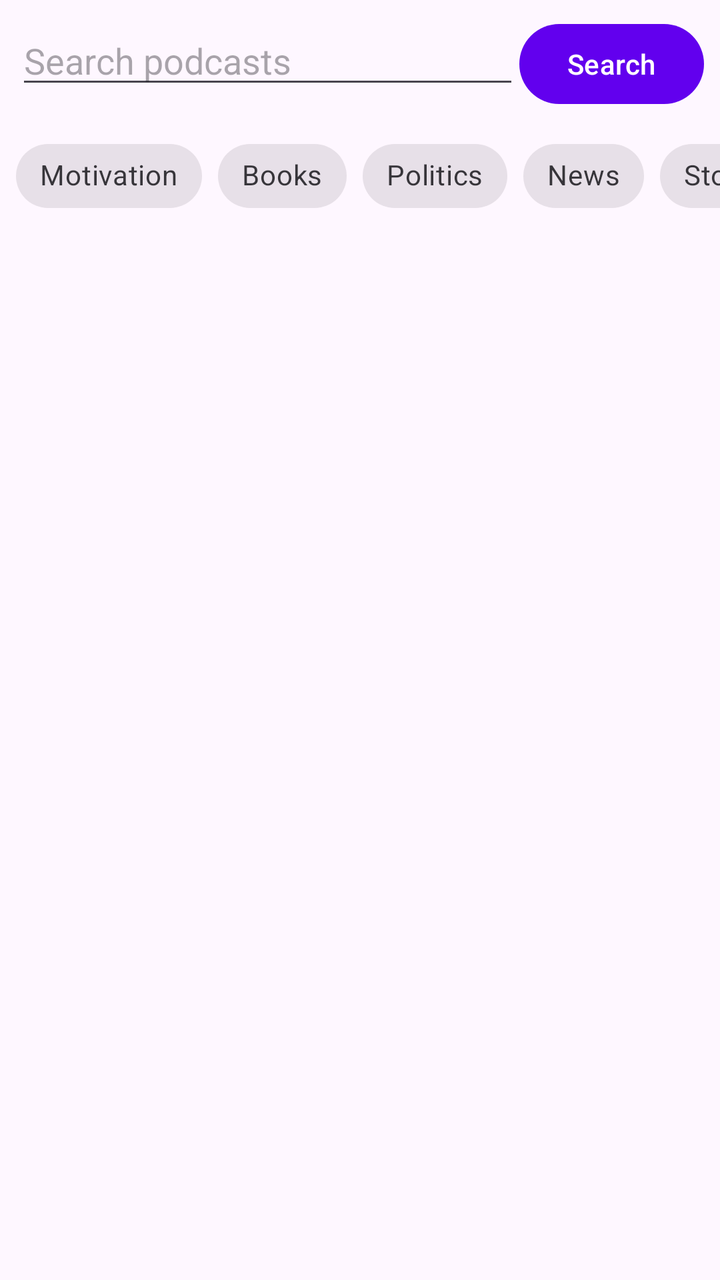
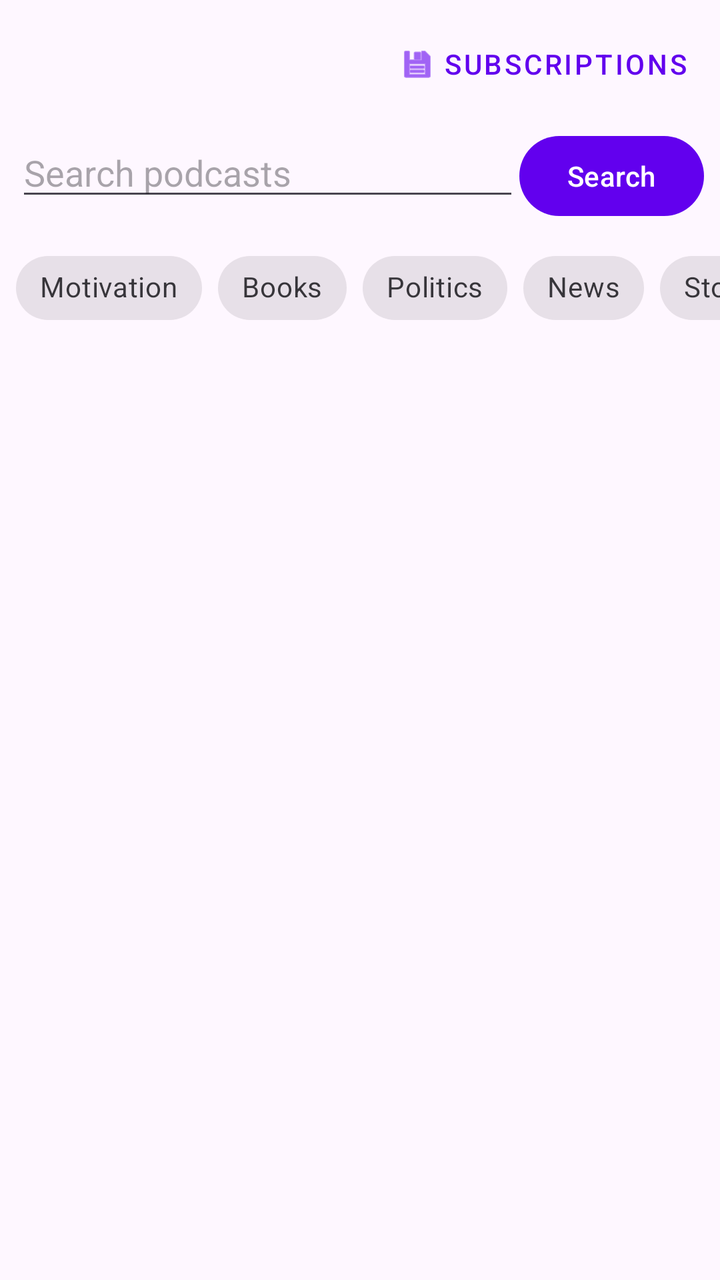

Two renders of the same Android screen: before a commit and after it. Below are the layout's source before the change and the commit's diff.
<!-- AndroidManifest.xml: application theme Theme.PodNiche -->
<!-- res/layout/activity_main.xml -->
<?xml version="1.0" encoding="utf-8"?>
<androidx.constraintlayout.widget.ConstraintLayout xmlns:android="http://schemas.android.com/apk/res/android"
    xmlns:app="http://schemas.android.com/apk/res-auto"
    xmlns:tools="http://schemas.android.com/tools"
    android:id="@+id/main"
    android:layout_width="match_parent"
    android:layout_height="match_parent"
    tools:context=".MainActivity">

    <LinearLayout
        android:id="@+id/search_bar"
        android:layout_width="0dp"
        android:layout_height="wrap_content"
        android:orientation="horizontal"
        android:padding="8dp"
        app:layout_constraintEnd_toEndOf="parent"
        app:layout_constraintStart_toStartOf="parent"
        app:layout_constraintTop_toTopOf="parent">

        <EditText
            android:id="@+id/search_edit_text"
            android:layout_width="0dp"
            android:layout_height="wrap_content"
            android:layout_weight="1"
            android:hint="@string/search_hint"
            android:inputType="text" />

        <Button
            android:id="@+id/search_button"
            android:layout_width="wrap_content"
            android:layout_height="wrap_content"
            android:text="@string/search_button" />

    </LinearLayout>

    <HorizontalScrollView
        android:id="@+id/category_scroll_view"
        android:layout_width="0dp"
        android:layout_height="wrap_content"
        android:scrollbars="none"
        app:layout_constraintEnd_toEndOf="parent"
        app:layout_constraintStart_toStartOf="parent"
        app:layout_constraintTop_toBottomOf="@id/search_bar">

        <com.google.android.material.chip.ChipGroup
            android:id="@+id/category_chip_group"
            android:layout_width="wrap_content"
            android:layout_height="wrap_content"
            android:paddingHorizontal="8dp"
            app:singleLine="true"
            app:singleSelection="true">

            <com.google.android.material.chip.Chip
                android:id="@+id/chip_motivation"
                style="@style/Widget.MaterialComponents.Chip.Choice"
                android:layout_width="wrap_content"
                android:layout_height="wrap_content"
                android:text="@string/cat_motivation" />

            <com.google.android.material.chip.Chip
                android:id="@+id/chip_books"
                style="@style/Widget.MaterialComponents.Chip.Choice"
                android:layout_width="wrap_content"
                android:layout_height="wrap_content"
                android:text="@string/cat_books" />

            <com.google.android.material.chip.Chip
                android:id="@+id/chip_politics"
                style="@style/Widget.MaterialComponents.Chip.Choice"
                android:layout_width="wrap_content"
                android:layout_height="wrap_content"
                android:text="@string/cat_politics" />

            <com.google.android.material.chip.Chip
                android:id="@+id/chip_news"
                style="@style/Widget.MaterialComponents.Chip.Choice"
                android:layout_width="wrap_content"
                android:layout_height="wrap_content"
                android:text="@string/cat_news" />

            <com.google.android.material.chip.Chip
                android:id="@+id/chip_stocks"
                style="@style/Widget.MaterialComponents.Chip.Choice"
                android:layout_width="wrap_content"
                android:layout_height="wrap_content"
                android:text="@string/cat_stocks" />

            <com.google.android.material.chip.Chip
                android:id="@+id/chip_crypto"
                style="@style/Widget.MaterialComponents.Chip.Choice"
                android:layout_width="wrap_content"
                android:layout_height="wrap_content"
                android:text="@string/cat_crypto" />

        </com.google.android.material.chip.ChipGroup>

    </HorizontalScrollView>

    <androidx.recyclerview.widget.RecyclerView
        android:id="@+id/podcast_recycler_view"
        android:layout_width="0dp"
        android:layout_height="0dp"
        app:layoutManager="androidx.recyclerview.widget.LinearLayoutManager"
        app:layout_constraintBottom_toBottomOf="parent"
        app:layout_constraintEnd_toEndOf="parent"
        app:layout_constraintStart_toStartOf="parent"
        app:layout_constraintTop_toBottomOf="@id/category_scroll_view" />

</androidx.constraintlayout.widget.ConstraintLayout>
<!-- resources referenced by this layout -->
<resources>
  <string name="cat_books">Books</string>
  <string name="cat_crypto">Crypto</string>
  <string name="cat_motivation">Motivation</string>
  <string name="cat_news">News</string>
  <string name="cat_politics">Politics</string>
  <string name="cat_stocks">Stocks</string>
  <string name="search_button">Search</string>
  <string name="search_hint">Search podcasts</string>
  <style name="Theme.PodNiche" parent="Base.Theme.PodNiche" />
  <style name="Base.Theme.PodNiche" parent="Theme.Material3.DayNight.NoActionBar">
          
          <item name="colorPrimary">@color/colorPrimary</item>
          <item name="colorPrimaryDark">@color/colorPrimaryDark</item>
          <item name="colorAccent">@color/colorAccent</item>
      </style>
  <color name="colorPrimary">#6200EE</color>
  <color name="colorPrimaryDark">#3700B3</color>
  <color name="colorAccent">#03DAC5</color>
</resources>

<!-- the commit's change to res/layout/activity_main.xml (unified diff, before → after) -->
@@ -7,6 +7,17 @@
     android:layout_height="match_parent"
     tools:context=".MainActivity">
 
+    <com.google.android.material.button.MaterialButton
+        android:id="@+id/subscriptions_button"
+        style="@style/Widget.MaterialComponents.Button.TextButton"
+        android:layout_width="wrap_content"
+        android:layout_height="wrap_content"
+        android:layout_margin="8dp"
+        android:text="@string/subscriptions"
+        app:icon="@android:drawable/ic_menu_save"
+        app:layout_constraintEnd_toEndOf="parent"
+        app:layout_constraintTop_toTopOf="parent" />
+
     <LinearLayout
         android:id="@+id/search_bar"
         android:layout_width="0dp"
@@ -15,7 +26,7 @@
         android:padding="8dp"
         app:layout_constraintEnd_toEndOf="parent"
         app:layout_constraintStart_toStartOf="parent"
-        app:layout_constraintTop_toTopOf="parent">
+        app:layout_constraintTop_toBottomOf="@id/subscriptions_button">
 
         <EditText
             android:id="@+id/search_edit_text"
<!-- resource entries referenced after the edit -->
@@ -8,6 +8,7 @@
   <string name="cat_stocks">Stocks</string>
   <string name="search_button">Search</string>
   <string name="search_hint">Search podcasts</string>
+  <string name="subscriptions">Subscriptions</string>
   <style name="Theme.PodNiche" parent="Base.Theme.PodNiche" />
   <style name="Base.Theme.PodNiche" parent="Theme.Material3.DayNight.NoActionBar">
           
